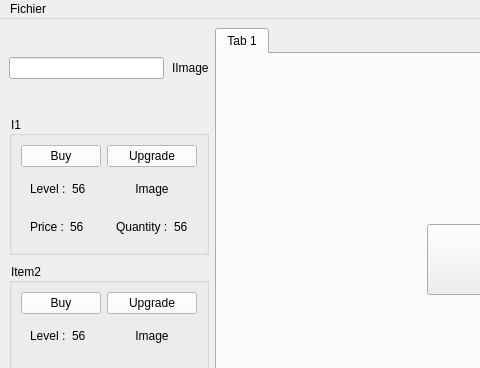
Qt form mainwindow.ui (bradefaire/CLiiCKER) before a commit; both pictures show x 0 to 480 and y 0 to 368 of the 875 by 521 pixel window.
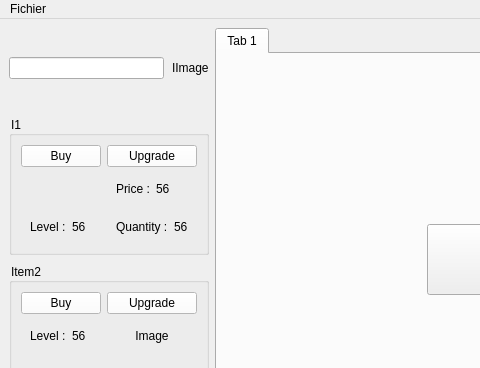
The same form after that commit.

What changed in the file:
```diff
--- a/mainwindow.ui
+++ b/mainwindow.ui
@@ -58,66 +58,6 @@
         <layout class="QGridLayout" name="gridLayout_4">
          <item row="0" column="0">
           <layout class="QGridLayout" name="gridLayout_2">
-           <item row="3" column="0">
-            <widget class="QWidget" name="widget_5" native="true">
-             <layout class="QHBoxLayout" name="horizontalLayout_5">
-              <item>
-               <widget class="QLabel" name="label_5">
-                <property name="text">
-                 <string>Price :</string>
-                </property>
-               </widget>
-              </item>
-              <item>
-               <widget class="QLabel" name="number_8">
-                <property name="text">
-                 <string>56</string>
-                </property>
-               </widget>
-              </item>
-             </layout>
-            </widget>
-           </item>
-           <item row="2" column="1">
-            <widget class="QLabel" name="label_13">
-             <property name="text">
-              <string>Image</string>
-             </property>
-             <property name="alignment">
-              <set>Qt::AlignCenter</set>
-             </property>
-            </widget>
-           </item>
-           <item row="1" column="0">
-            <widget class="QPushButton" name="pushButton_5">
-             <property name="styleSheet">
-              <string notr="true">background-color: rgb(255, 255, 255);</string>
-             </property>
-             <property name="text">
-              <string>Buy</string>
-             </property>
-            </widget>
-           </item>
-           <item row="2" column="0">
-            <widget class="QWidget" name="widget_6" native="true">
-             <layout class="QHBoxLayout" name="horizontalLayout_6">
-              <item>
-               <widget class="QLabel" name="label_14">
-                <property name="text">
-                 <string>Level :</string>
-                </property>
-               </widget>
-              </item>
-              <item>
-               <widget class="QLabel" name="number_9">
-                <property name="text">
-                 <string>56</string>
-                </property>
-               </widget>
-              </item>
-             </layout>
-            </widget>
-           </item>
            <item row="1" column="1">
             <widget class="QPushButton" name="pushButton_4">
              <property name="styleSheet">
@@ -128,7 +68,17 @@
              </property>
             </widget>
            </item>
-           <item row="3" column="1">
+           <item row="1" column="0">
+            <widget class="QPushButton" name="pushButton_5">
+             <property name="styleSheet">
+              <string notr="true">background-color: rgb(255, 255, 255);</string>
+             </property>
+             <property name="text">
+              <string>Buy</string>
+             </property>
+            </widget>
+           </item>
+           <item row="4" column="1">
             <widget class="QWidget" name="widget_4" native="true">
              <layout class="QHBoxLayout" name="horizontalLayout_4">
               <item>
@@ -148,6 +98,46 @@
              </layout>
             </widget>
            </item>
+           <item row="4" column="0">
+            <widget class="QWidget" name="widget_6" native="true">
+             <layout class="QHBoxLayout" name="horizontalLayout_6">
+              <item>
+               <widget class="QLabel" name="label_14">
+                <property name="text">
+                 <string>Level :</string>
+                </property>
+               </widget>
+              </item>
+              <item>
+               <widget class="QLabel" name="number_9">
+                <property name="text">
+                 <string>56</string>
+                </property>
+               </widget>
+              </item>
+             </layout>
+            </widget>
+           </item>
+           <item row="3" column="1">
+            <widget class="QWidget" name="widget_5" native="true">
+             <layout class="QHBoxLayout" name="horizontalLayout_5">
+              <item>
+               <widget class="QLabel" name="label_5">
+                <property name="text">
+                 <string>Price :</string>
+                </property>
+               </widget>
+              </item>
+              <item>
+               <widget class="QLabel" name="number_8">
+                <property name="text">
+                 <string>56</string>
+                </property>
+               </widget>
+              </item>
+             </layout>
+            </widget>
+           </item>
           </layout>
          </item>
         </layout>
@@ -349,7 +339,7 @@
      <x>0</x>
      <y>0</y>
      <width>875</width>
-     <height>25</height>
+     <height>22</height>
     </rect>
    </property>
    <property name="nativeMenuBar">
```
